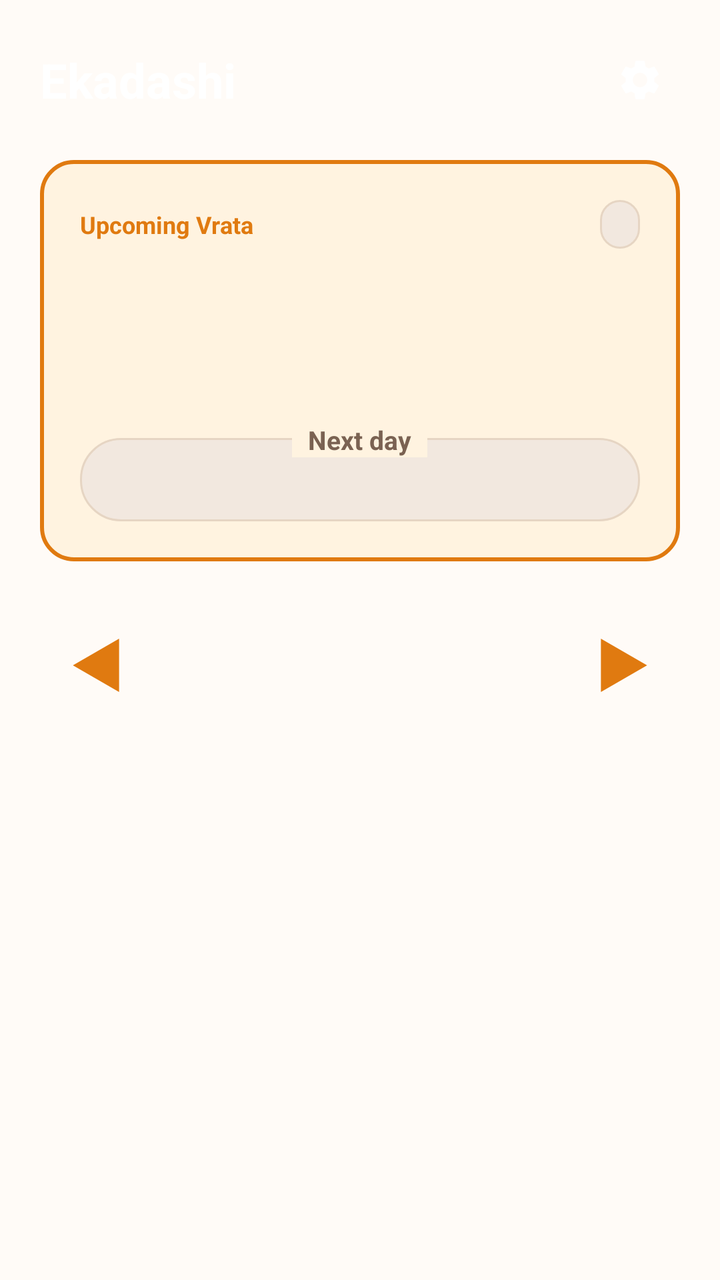
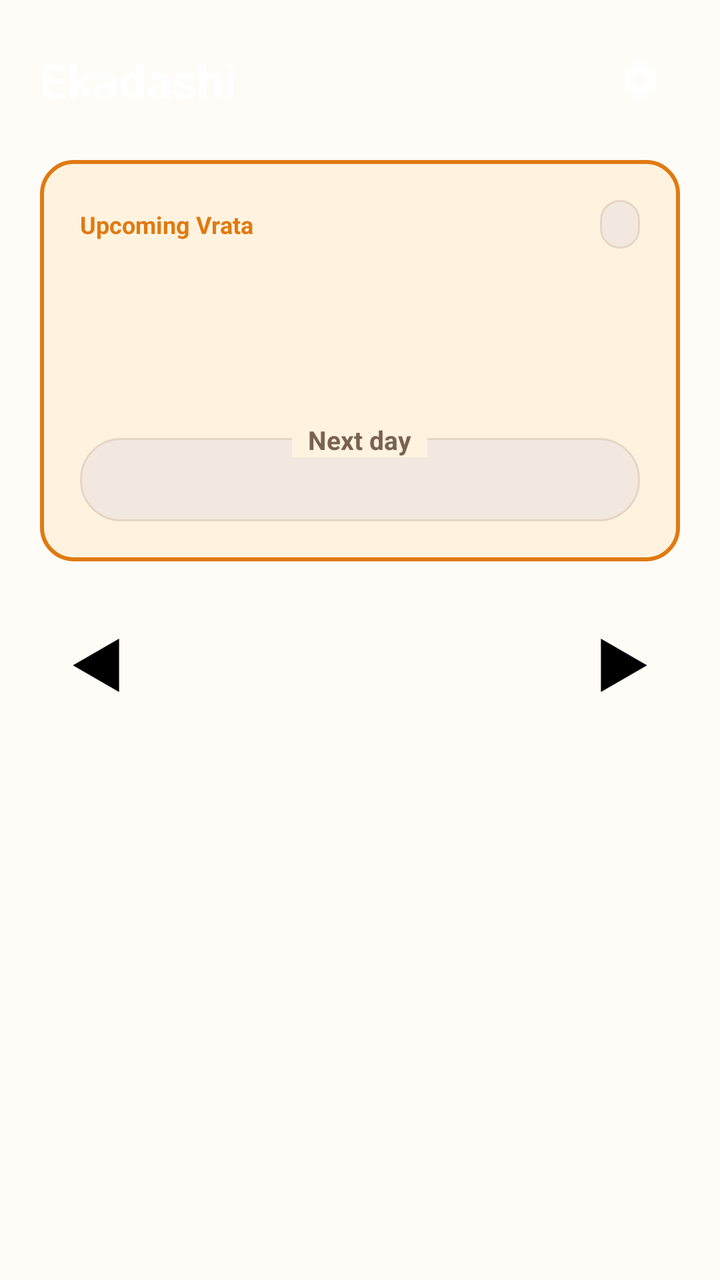

Before-and-after screenshots of an Android layout around one commit, followed by the original layout XML and the change that was made.
<!-- AndroidManifest.xml: application theme Theme.VaishnavaVrata -->
<!-- res/layout/home.xml -->
<?xml version="1.0" encoding="utf-8"?>
<FrameLayout xmlns:android="http://schemas.android.com/apk/res/android"
    android:layout_width="match_parent"
    android:layout_height="match_parent">

    
    <ImageView
        android:id="@+id/bg_image"
        android:layout_width="match_parent"
        android:layout_height="match_parent"
        android:importantForAccessibility="no"
        android:scaleType="centerCrop" />

    
    <View
        android:layout_width="match_parent"
        android:layout_height="match_parent"
        android:background="@color/bg_scrim_overlay" />

    <ScrollView
        android:id="@+id/home_root"
        android:layout_width="match_parent"
        android:layout_height="match_parent"
        android:fillViewport="true"
        android:fitsSystemWindows="true">

        <LinearLayout
            android:layout_width="match_parent"
            android:layout_height="wrap_content"
            android:orientation="vertical"
            android:padding="20dp">

            
            <RelativeLayout
                android:layout_width="match_parent"
                android:layout_height="wrap_content">

                <TextView
                    android:id="@+id/home_title"
                    android:layout_width="wrap_content"
                    android:layout_height="wrap_content"
                    android:layout_alignParentStart="true"
                    android:layout_centerVertical="true"
                    android:text="@string/app_name"
                    android:textColor="#FFFFFF"
                    android:textSize="24sp"
                    android:textStyle="bold" />

                <ImageView
                    android:id="@+id/btn_settings"
                    android:layout_width="40dp"
                    android:layout_height="40dp"
                    android:layout_alignParentEnd="true"
                    android:layout_centerVertical="true"
                    android:background="?android:attr/selectableItemBackgroundBorderless"
                    android:clickable="true"
                    android:contentDescription="Settings"
                    android:focusable="true"
                    android:padding="8dp"
                    android:src="@drawable/ic_gear" />
            </RelativeLayout>

            
            <LinearLayout
                android:id="@+id/banner_notif"
                android:layout_width="match_parent"
                android:layout_height="wrap_content"
                android:layout_marginTop="16dp"
                android:background="@drawable/card_selected"
                android:clickable="true"
                android:focusable="true"
                android:orientation="horizontal"
                android:padding="14dp"
                android:visibility="gone">

                <TextView
                    android:id="@+id/tv_banner_notif"
                    android:layout_width="match_parent"
                    android:layout_height="wrap_content"
                    android:gravity="center"
                    android:text="@string/notif_banner_text"
                    android:textColor="#000000"
                    android:textSize="13sp"
                    android:textStyle="bold" />
            </LinearLayout>

            
            <TextView
                android:id="@+id/tv_empty_state"
                android:layout_width="match_parent"
                android:layout_height="wrap_content"
                android:layout_marginTop="20dp"
                android:background="@drawable/card_bg"
                android:gravity="center"
                android:padding="20dp"
                android:text="@string/no_data_available"
                android:textColor="@color/saffron_primary"
                android:textSize="16sp"
                android:visibility="gone" />

            
            <LinearLayout
                android:id="@+id/hero_card"
                android:layout_width="match_parent"
                android:layout_height="wrap_content"
                android:layout_marginTop="20dp"
                android:background="@drawable/card_selected"
                android:orientation="vertical"
                android:padding="20dp">

                
                <LinearLayout
                    android:layout_width="match_parent"
                    android:layout_height="wrap_content"
                    android:gravity="center_vertical"
                    android:orientation="horizontal">

                    <TextView
                        android:id="@+id/hero_badge"
                        android:layout_width="wrap_content"
                        android:layout_height="wrap_content"
                        android:text="@string/hero_label_next"
                        android:textColor="@color/saffron_primary"
                        android:textSize="12sp"
                        android:textStyle="bold" />

                    <TextView
                        android:id="@+id/tv_card_counter"
                        android:layout_width="wrap_content"
                        android:layout_height="wrap_content"
                        android:layout_marginStart="8dp"
                        android:textColor="@color/text_secondary"
                        android:textSize="12sp" />

                    <View
                        android:layout_width="0dp"
                        android:layout_height="0dp"
                        android:layout_weight="1" />

                    <TextView
                        android:id="@+id/hero_relative_tag"
                        android:layout_width="wrap_content"
                        android:layout_height="wrap_content"
                        android:background="@drawable/pill_bg"
                        android:paddingHorizontal="10dp"
                        android:paddingVertical="4dp"
                        android:textColor="@color/saffron_primary"
                        android:textSize="12sp"
                        android:textStyle="bold" />
                </LinearLayout>

                
                <TextView
                    android:id="@+id/hero_vrata_name"
                    android:layout_width="wrap_content"
                    android:layout_height="wrap_content"
                    android:layout_marginTop="16dp"
                    android:textColor="@color/text_primary"
                    android:textSize="24sp"
                    android:textStyle="bold" />

                
                <TextView
                    android:id="@+id/hero_vrata_date"
                    android:layout_width="wrap_content"
                    android:layout_height="wrap_content"
                    android:layout_marginTop="6dp"
                    android:textColor="@color/text_secondary"
                    android:textSize="15sp" />

                
                <FrameLayout
                    android:id="@+id/hero_parana_wrapper"
                    android:layout_width="match_parent"
                    android:layout_height="wrap_content"
                    android:layout_marginTop="12dp">

                    <LinearLayout
                        android:id="@+id/hero_parana_container"
                        android:layout_width="match_parent"
                        android:layout_height="wrap_content"
                        android:layout_marginTop="8dp"
                        android:background="@drawable/pill_bg"
                        android:orientation="horizontal"
                        android:paddingHorizontal="14dp"
                        android:paddingVertical="12dp">

                        <TextView
                            android:id="@+id/hero_parana_text"
                            android:layout_width="match_parent"
                            android:layout_height="wrap_content"
                            android:gravity="center"
                            android:textColor="@color/text_primary"
                            android:textSize="13sp"
                            android:textStyle="bold" />
                    </LinearLayout>

                    <TextView
                        android:id="@+id/hero_parana_label"
                        android:layout_width="wrap_content"
                        android:layout_height="wrap_content"
                        android:layout_gravity="top|center_horizontal"
                        android:background="@color/card_selected_bg"
                        android:paddingHorizontal="8dp"
                        android:text="@string/parana_label"
                        android:textColor="@color/text_secondary"
                        android:textSize="13sp"
                        android:textStyle="bold" />
                </FrameLayout>

                <TextView
                    android:id="@+id/hero_note"
                    android:layout_width="match_parent"
                    android:layout_height="wrap_content"
                    android:layout_marginTop="12dp"
                    android:textColor="@color/text_secondary"
                    android:textSize="13sp"
                    android:visibility="gone" />
            </LinearLayout>

            
            <LinearLayout
                android:layout_width="match_parent"
                android:layout_height="wrap_content"
                android:layout_marginTop="24dp"
                android:gravity="center_vertical"
                android:orientation="horizontal">

                <ImageView
                    android:id="@+id/btn_prev"
                    android:layout_width="56dp"
                    android:layout_height="56dp"
                    android:background="?android:attr/selectableItemBackgroundBorderless"
                    android:contentDescription="@string/btn_previous"
                    android:padding="12dp"
                    android:src="@drawable/ic_tri_left" />

                <View
                    android:layout_width="0dp"
                    android:layout_height="0dp"
                    android:layout_weight="1" />

                <ImageView
                    android:id="@+id/btn_next"
                    android:layout_width="56dp"
                    android:layout_height="56dp"
                    android:background="?android:attr/selectableItemBackgroundBorderless"
                    android:contentDescription="@string/btn_next"
                    android:padding="12dp"
                    android:src="@drawable/ic_tri_right" />
            </LinearLayout>

        </LinearLayout>
    </ScrollView>
</FrameLayout>
<!-- resources referenced by this layout -->
<resources>
  <color name="bg_scrim_overlay">#00000000</color>
  <color name="card_selected_bg">#FFF3E0</color>
  <color name="saffron_primary">#E07A10</color>
  <color name="text_primary">#2C1A0E</color>
  <color name="text_secondary">#7A6252</color>
  <!-- drawable card_bg (drawable) -->
  <?xml version="1.0" encoding="utf-8"?>
  <shape xmlns:android="http://schemas.android.com/apk/res/android"
      android:shape="rectangle">
      <solid android:color="@color/card_bg" />
      <corners android:radius="16dp" />
      <stroke
          android:width="1dp"
          android:color="@color/stroke_color" />
  </shape>
  <!-- drawable card_selected (drawable) -->
  <?xml version="1.0" encoding="utf-8"?>
  <shape xmlns:android="http://schemas.android.com/apk/res/android"
      android:shape="rectangle">
      <solid android:color="@color/card_selected_bg" />
      <corners android:radius="16dp" />
      <stroke
          android:width="2dp"
          android:color="@color/saffron_primary" />
  </shape>
  <!-- drawable ic_tri_left (drawable) -->
  <?xml version="1.0" encoding="utf-8"?>
  <vector xmlns:android="http://schemas.android.com/apk/res/android"
      android:width="32dp"
      android:height="32dp"
      android:viewportWidth="24"
      android:viewportHeight="24">
      
      <path
          android:fillColor="@color/saffron_primary"
          android:pathData="M3.34,12 L20.66,2 L20.66,22 Z" />
  </vector>
  <!-- drawable ic_tri_right (drawable) -->
  <?xml version="1.0" encoding="utf-8"?>
  <vector xmlns:android="http://schemas.android.com/apk/res/android"
      android:width="32dp"
      android:height="32dp"
      android:viewportWidth="24"
      android:viewportHeight="24">
      
      <path
          android:fillColor="@color/saffron_primary"
          android:pathData="M20.66,12 L3.34,2 L3.34,22 Z" />
  </vector>
  <!-- drawable pill_bg (drawable) -->
  <?xml version="1.0" encoding="utf-8"?>
  <shape xmlns:android="http://schemas.android.com/apk/res/android"
      android:shape="rectangle">
      <solid android:color="@color/pill_bg" />
      <corners android:radius="20dp" />
      <stroke
          android:width="1dp"
          android:color="@color/stroke_color" />
  </shape>
  <string name="app_name">Ekadashi</string>
  <string name="btn_next">Next</string>
  <string name="btn_previous">Previous</string>
  <string name="hero_label_next">Upcoming Vrata</string>
  <string name="no_data_available">No data available. Turn on internet and reopen the app.</string>
  <string name="notif_banner_text">Notifications disabled. Tap to enable in settings.</string>
  <string name="parana_label">Next day</string>
  <style name="Theme.VaishnavaVrata" parent="@android:style/Theme.Material.Light.NoActionBar">
          <item name="android:colorPrimary">@color/saffron_primary</item>
          <item name="android:colorPrimaryDark">@color/saffron_primary_variant</item>
          <item name="android:colorAccent">@color/saffron_accent</item>
          <item name="android:windowBackground">@color/bg_color</item>
          <item name="android:statusBarColor">@android:color/transparent</item>
          <item name="android:navigationBarColor">@android:color/transparent</item>
          <item name="android:windowLightStatusBar">true</item>
      </style>
  <color name="card_bg">#FFFFFF</color>
  <color name="stroke_color">#E6D5C3</color>
  <color name="pill_bg">#F2E8DF</color>
  <color name="saffron_primary_variant">#C66509</color>
  <color name="saffron_accent">#FF9800</color>
  <color name="bg_color">#FFFBF7</color>
  <!-- unchanged entries left out for length: 1 -->
</resources>

<!-- the commit's change to res/layout/home.xml (unified diff, before → after) -->
@@ -100,6 +100,53 @@
 
             
             <LinearLayout
+                android:id="@+id/section_tithi"
+                android:layout_width="match_parent"
+                android:layout_height="wrap_content"
+                android:layout_marginTop="20dp"
+                android:gravity="center_horizontal"
+                android:orientation="vertical"
+                android:visibility="gone">
+
+                <TextView
+                    android:id="@+id/tv_tithi_day_label"
+                    android:layout_width="wrap_content"
+                    android:layout_height="wrap_content"
+                    android:text="@string/hero_today"
+                    android:textColor="#FFFFFF"
+                    android:textSize="16sp"
+                    android:textStyle="bold" />
+
+                <TextView
+                    android:id="@+id/tv_tithi_date"
+                    android:layout_width="wrap_content"
+                    android:layout_height="wrap_content"
+                    android:layout_marginTop="2dp"
+                    android:textColor="#FFFFFF"
+                    android:textSize="20sp"
+                    android:textStyle="bold" />
+
+                <com.jovoc.ekadashi.TithiTimelineView
+                    android:id="@+id/tithi_timeline"
+                    android:layout_width="match_parent"
+                    android:layout_height="wrap_content"
+                    android:layout_marginTop="14dp" />
+
+                
+                <TextView
+                    android:id="@+id/tv_forbidden_food"
+                    android:layout_width="wrap_content"
+                    android:layout_height="wrap_content"
+                    android:layout_marginTop="14dp"
+                    android:background="@drawable/forbidden_pill_bg"
+                    android:textColor="#FFFFFF"
+                    android:textSize="14sp"
+                    android:textStyle="bold"
+                    android:visibility="gone" />
+            </LinearLayout>
+
+            
+            <LinearLayout
                 android:id="@+id/hero_card"
                 android:layout_width="match_parent"
                 android:layout_height="wrap_content"
<!-- resource entries referenced after the edit -->
@@ -25,6 +25,18 @@
           android:width="2dp"
           android:color="@color/saffron_primary" />
   </shape>
+  <!-- drawable forbidden_pill_bg (drawable) -->
+  <?xml version="1.0" encoding="utf-8"?>
+  <shape xmlns:android="http://schemas.android.com/apk/res/android"
+      android:shape="rectangle">
+      <solid android:color="#E53935" />
+      <corners android:radius="20dp" />
+      <padding
+          android:left="16dp"
+          android:top="8dp"
+          android:right="16dp"
+          android:bottom="8dp" />
+  </shape>
   <!-- drawable ic_tri_left (drawable) -->
   <?xml version="1.0" encoding="utf-8"?>
   <vector xmlns:android="http://schemas.android.com/apk/res/android"
@@ -34,7 +46,7 @@
       android:viewportHeight="24">
       
       <path
-          android:fillColor="@color/saffron_primary"
+          android:fillColor="#000000"
           android:pathData="M3.34,12 L20.66,2 L20.66,22 Z" />
   </vector>
   <!-- drawable ic_tri_right (drawable) -->
@@ -46,7 +58,7 @@
       android:viewportHeight="24">
       
       <path
-          android:fillColor="@color/saffron_primary"
+          android:fillColor="#000000"
           android:pathData="M20.66,12 L3.34,2 L3.34,22 Z" />
   </vector>
   <!-- drawable pill_bg (drawable) -->
@@ -63,6 +75,7 @@
   <string name="btn_next">Next</string>
   <string name="btn_previous">Previous</string>
   <string name="hero_label_next">Upcoming Vrata</string>
+  <string name="hero_today">Today</string>
   <string name="no_data_available">No data available. Turn on internet and reopen the app.</string>
   <string name="notif_banner_text">Notifications disabled. Tap to enable in settings.</string>
   <string name="parana_label">Next day</string>
